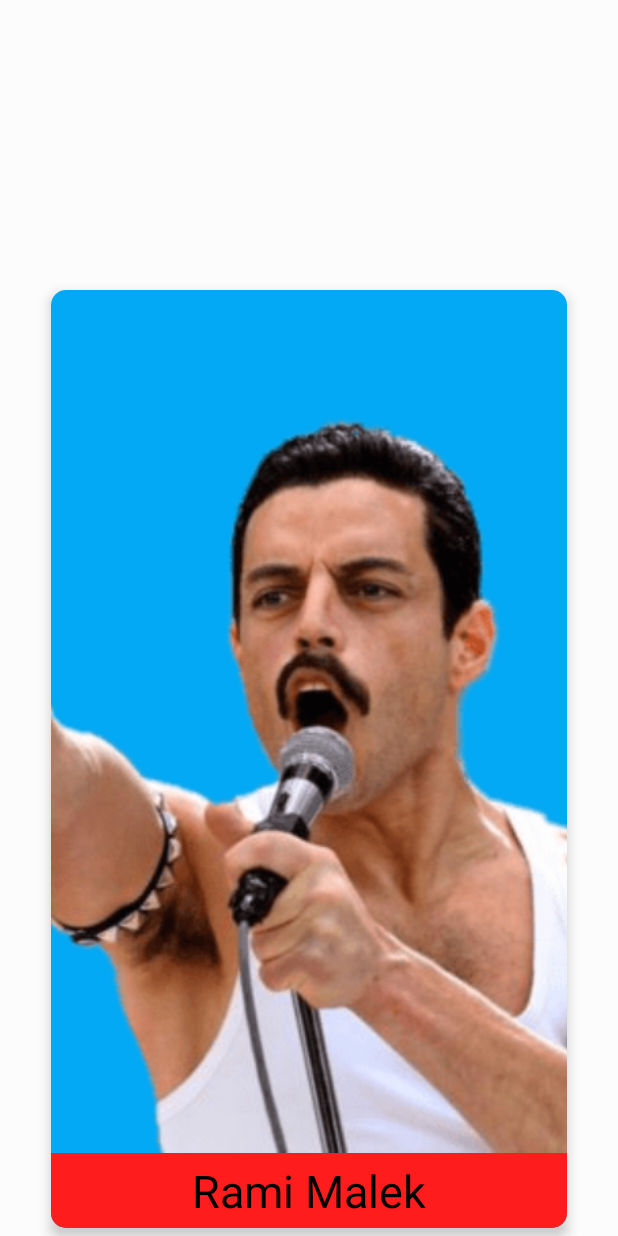
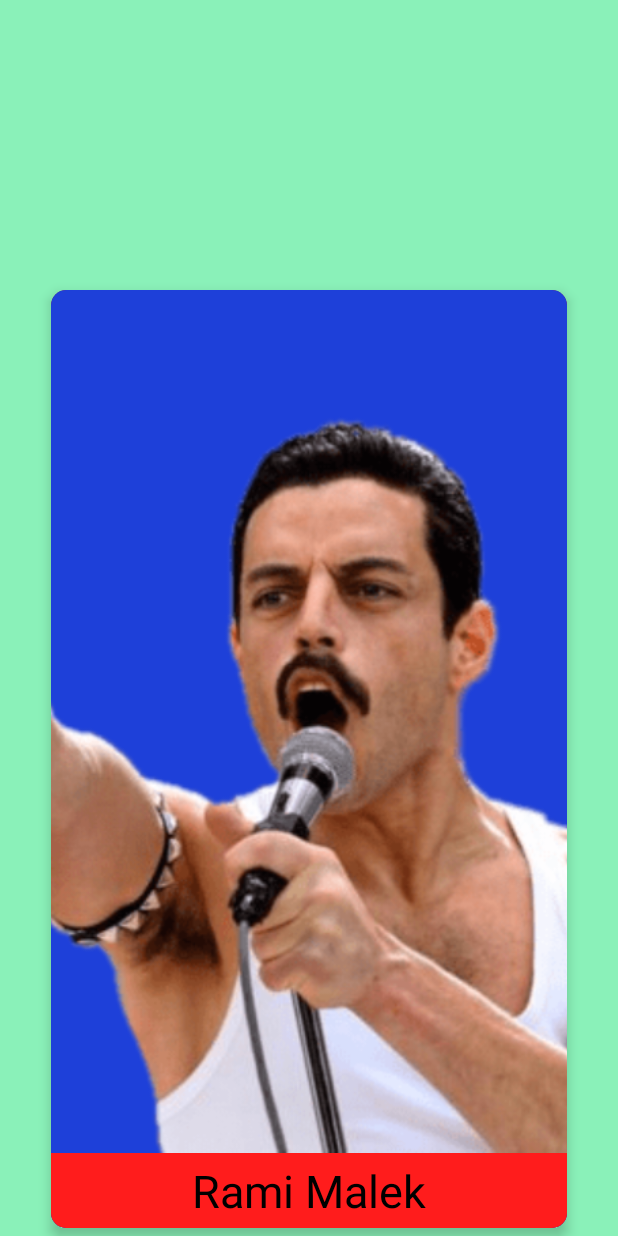
Before and after one commit to matheustimbo/celebrities, an Android app: the screen it shows after launch (MainActivity), scrolled down 1153 dp, on a phone screen of 412 x 824 dp. Run offline under Robolectric (Android 15) with nearby library versions, the phone set to English and light mode, and no system bars; our stand-ins replace Room's generated code; Roboto replaces fonts that are not available here.

Commit message:
Changing some bg colors and setting each card bg color randomly

```diff
--- a/android/app/src/main/java/com/example/celebridade/PackageAdapter/CelebrityAdapter.kt
+++ b/android/app/src/main/java/com/example/celebridade/PackageAdapter/CelebrityAdapter.kt
@@ -1,6 +1,7 @@
 package com.example.celebridade.PackageAdapter
 
 import android.content.Context
+import android.graphics.Color
 import android.view.LayoutInflater
 import android.view.View
 import android.view.ViewGroup
@@ -10,6 +11,7 @@ import androidx.recyclerview.widget.RecyclerView
 import com.example.celebridade.R
 import com.example.celebridade.PackageActivity.MainActivity
 import com.example.celebridade.localdatabase.PackageDAO.CelebritiesINFOS
+import kotlin.random.Random
 
 class CelebrityAdapter(private val textContext: Context, private val CelebList: List<CelebritiesINFOS>, val listener: MainActivity): RecyclerView.Adapter<CelebrityAdapter.CelebritiesHolderCard>() {
 
@@ -83,7 +85,9 @@ java android
 
 
         init {
-
+            val constraintview = view.findViewById<View>(R.id.constraintlayout)
+            val bgcolor = Color.argb(255, Random.nextInt(256), Random.nextInt(256), Random.nextInt(256));
+            constraintview.setBackgroundColor(bgcolor)
             view.setOnClickListener{
                 listenCelebrities.onClick(it, adapterPosition)
             }
--- a/android/app/src/main/res/layout/activity_main.xml
+++ b/android/app/src/main/res/layout/activity_main.xml
@@ -10,7 +10,7 @@
         android:id="@+id/main_recyclerview"
         android:layout_width="match_parent"
         android:layout_height="match_parent"
-        android:background="#fcfcfc"
+        android:background="#8AF1B9"
         android:layoutAnimation="@anim/layout_animation_left_to_right"
         app:layout_constraintBottom_toBottomOf="parent"
         app:layout_constraintEnd_toEndOf="parent"
--- a/android/app/src/main/res/layout/celebrity_cardview.xml
+++ b/android/app/src/main/res/layout/celebrity_cardview.xml
@@ -9,16 +9,18 @@
     android:layout_marginTop="12dp"
     android:layout_marginRight="34dp"
     android:layout_marginBottom="30dp"
+    android:background="#004D2020"
     android:orientation="vertical"
-    app:cardBackgroundColor="#FFFFFF"
+    app:cardBackgroundColor="#E00000"
     app:cardCornerRadius="10dp"
     app:cardElevation="5dp"
     app:cardMaxElevation="5dp">
 
     <androidx.constraintlayout.widget.ConstraintLayout
+        android:id="@+id/constraintlayout"
         android:layout_width="match_parent"
         android:layout_height="match_parent"
-        android:background="#03A9F4"
+        android:background="#FFFFFF"
         app:layout_constraintEnd_toEndOf="parent"
         app:layout_constraintHorizontal_bias="0.5"
         app:layout_constraintStart_toStartOf="parent"
```
